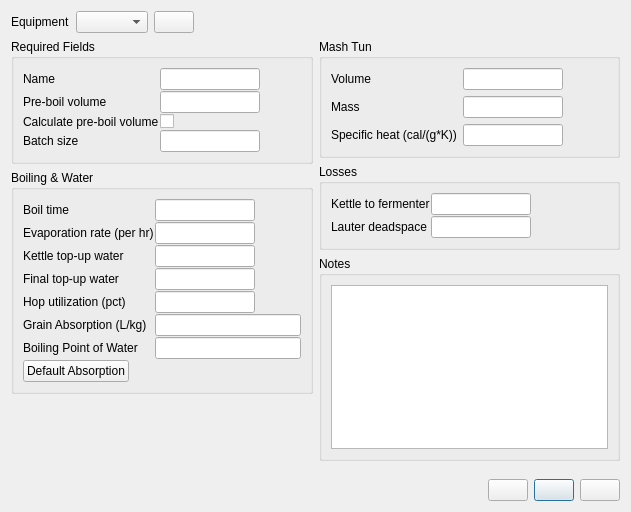
First picture: the form in ui/equipmentEditor.ui, repository Brewtarget/brewtarget, before the edit.
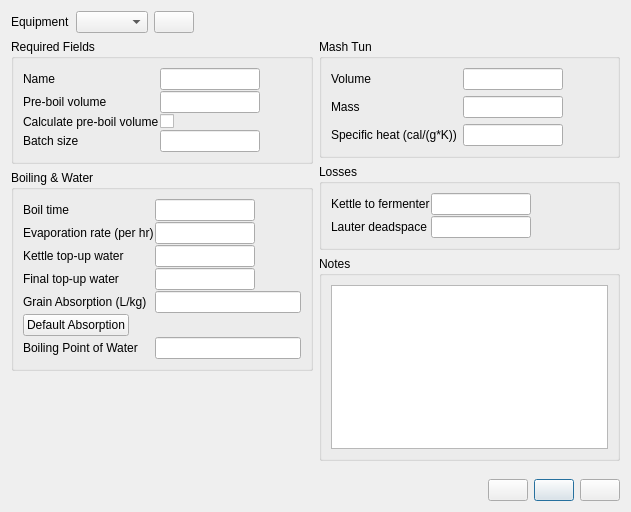
Second picture: the form after the edit. Icons and pictures are not drawn. Custom widgets are drawn as their Qt base class.

Commit message: Removed non-used hop utilization. Fixes issue #3407057.

```diff
--- a/ui/equipmentEditor.ui
+++ b/ui/equipmentEditor.ui
@@ -245,6 +245,9 @@
           </property>
           <item>
            <layout class="QFormLayout" name="formLayout_5">
+            <property name="fieldGrowthPolicy">
+             <enum>QFormLayout::ExpandingFieldsGrow</enum>
+            </property>
             <item row="0" column="0">
              <widget class="QLabel" name="label_9">
               <property name="sizePolicy">
@@ -398,58 +401,13 @@
              </widget>
             </item>
             <item row="4" column="0">
-             <widget class="QLabel" name="label_13">
-              <property name="sizePolicy">
-               <sizepolicy hsizetype="Expanding" vsizetype="Preferred">
-                <horstretch>0</horstretch>
-                <verstretch>0</verstretch>
-               </sizepolicy>
-              </property>
-              <property name="text">
-               <string>Hop utilization (pct)</string>
-              </property>
-             </widget>
-            </item>
-            <item row="4" column="1">
-             <widget class="QLineEdit" name="lineEdit_hopUtilization">
-              <property name="sizePolicy">
-               <sizepolicy hsizetype="Fixed" vsizetype="Fixed">
-                <horstretch>100</horstretch>
-                <verstretch>0</verstretch>
-               </sizepolicy>
-              </property>
-              <property name="minimumSize">
-               <size>
-                <width>100</width>
-                <height>0</height>
-               </size>
-              </property>
-              <property name="maximumSize">
-               <size>
-                <width>100</width>
-                <height>16777215</height>
-               </size>
-              </property>
-              <property name="toolTip">
-               <string>Don't use this field. It is ignored.</string>
-              </property>
-             </widget>
-            </item>
-            <item row="5" column="0">
              <widget class="QLabel" name="label_16">
               <property name="text">
                <string>Grain Absorption (L/kg)</string>
               </property>
              </widget>
             </item>
-            <item row="7" column="0">
-             <widget class="QPushButton" name="pushButton_absorption">
-              <property name="text">
-               <string>Default Absorption</string>
-              </property>
-             </widget>
-            </item>
-            <item row="5" column="1">
+            <item row="4" column="1">
              <widget class="QLineEdit" name="lineEdit_grainAbsorption"/>
             </item>
             <item row="6" column="0">
@@ -462,6 +420,13 @@
             <item row="6" column="1">
              <widget class="QLineEdit" name="lineEdit_boilingPoint"/>
             </item>
+            <item row="5" column="0">
+             <widget class="QPushButton" name="pushButton_absorption">
+              <property name="text">
+               <string>Default Absorption</string>
+              </property>
+             </widget>
+            </item>
            </layout>
           </item>
          </layout>
```
The commit also changes 1 other file.
